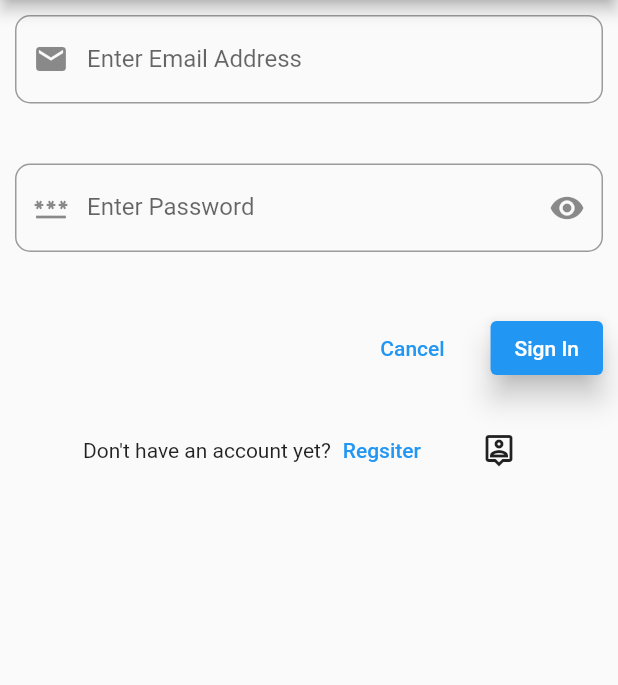
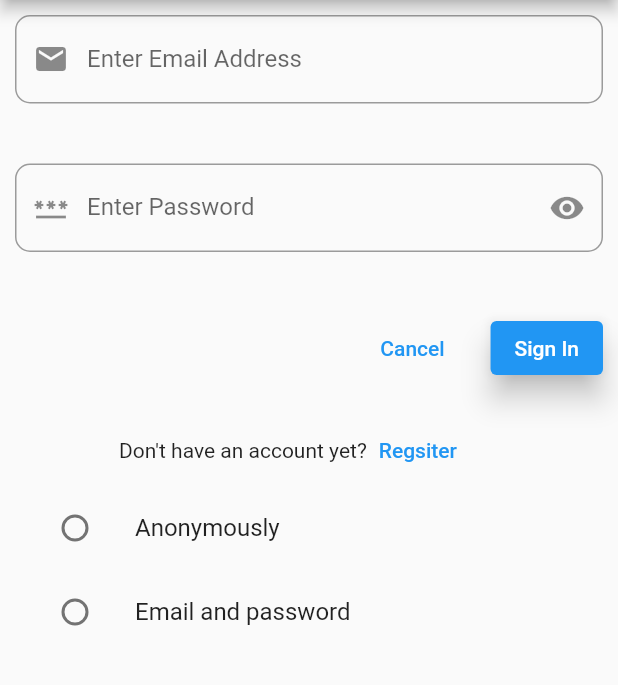
Before and after one commit to midnightRanger/dart_firebase, a Flutter app: the screen it shows after launch, on a phone screen of 412 x 824 dp, the part 84-769 px from its top. Run offline on Flutter 3.47's test engine with Material 2 defaults, Android fonts, the phone set to English and light mode, and no system bars; our stand-ins replace firebase_auth, firebase_core; accounts and stored records are empty.

Commit message:
select auth type

```diff
--- a/flutter_firebase/lib/main.dart
+++ b/flutter_firebase/lib/main.dart
@@ -2,6 +2,7 @@ import 'package:firebase_auth/firebase_auth.dart';
 import 'package:firebase_core/firebase_core.dart';
 import 'package:flutter/material.dart';
 import 'package:flutter_firebase/firebase_options.dart';
+import 'package:flutter_firebase/utils/action_settings.dart';
 import 'package:flutter_firebase/utils/auth_type.dart';
 import 'package:flutter_firebase/utils/exception_codes.dart';
 import 'package:flutter_firebase/widget/dynamic_input_widget.dart';
@@ -122,6 +123,20 @@ class _MyHomePageState extends State<MyHomePage> {
                 : "Sorry, something went wrong";
           }
           break;
+
+        case AuthType.EmailSignLink:
+          {
+            message = "Non-null";
+
+            var emailAuth = emailController.text;
+            FirebaseAuth.instance
+                .sendSignInLinkToEmail(
+                    email: emailAuth, actionCodeSettings: getAcs.acs)
+                .catchError((onError) => message = "Что-то пошло не так..")
+                .then((value) => message = "Письмо отправлено на почту.");
+          }
+          break;
+
         default:
           {
             userCredential = await FirebaseAuth.instance
@@ -306,20 +321,44 @@ class _MyHomePageState extends State<MyHomePage> {
                               Text(registerAuthMode ? "Sign In" : "Regsiter"),
                         ),
                         SizedBox(width: 20),
-                        IconButton(
-                            onPressed: () {
-                              setState(() {
-                                _isAnonymous = !_isAnonymous;
-                                currentAuthType = _isAnonymous
-                                    ? AuthType.Anonymously
-                                    : AuthType.EmailAndPassword;
-                              });
-                            },
-                            icon: _isAnonymous
-                                ? Icon(Icons.location_history_rounded)
-                                : Icon(Icons.location_history_outlined))
+                        // IconButton(
+                        //     onPressed: () {
+                        //       setState(() {
+                        //         _isAnonymous = !_isAnonymous;
+                        //         currentAuthType = _isAnonymous
+                        //             ? AuthType.Anonymously
+                        //             : AuthType.EmailAndPassword;
+                        //       });
+                        //     },
+                        //     icon: _isAnonymous
+                        //         ? Icon(Icons.location_history_rounded)
+                        //         : Icon(Icons.location_history_outlined))
                       ],
-                    )
+                    ),
+
+                    ListTile(
+                      title: const Text('Anonymously'),
+                      leading: Radio<AuthType>(
+                        value: AuthType.Anonymously,
+                        groupValue: currentAuthType,
+                        onChanged: (AuthType? value) {
+                          setState(() {
+                            currentAuthType = value;
+                          });
+                        },
+                      ),
+                    ),
+                    ListTile(
+                        title: const Text('Email and password'),
+                        leading: Radio<AuthType>(
+                          value: AuthType.EmailAndPassword,
+                          groupValue: currentAuthType,
+                          onChanged: (AuthType? value) {
+                            setState(() {
+                              currentAuthType = value;
+                            });
+                          },
+                        )),
                   ]),
                 ))));
   }
--- /dev/null
+++ b/flutter_firebase/lib/utils/action_settings.dart
@@ -0,0 +1,20 @@
+ import 'package:firebase_auth/firebase_auth.dart';
+
+class getAcs {
+
+  static final ActionCodeSettings acs = ActionCodeSettings(
+    // URL you want to redirect back to. The domain (www.example.com) for this
+    // URL must be whitelisted in the Firebase Console.
+    url: 'http://localhost:58655/#/',
+    // This must be true
+    handleCodeInApp: true,
+    iOSBundleId: 'com.example.flutter_firebase',
+    androidPackageName: 'com.example.flutter_firebase',
+    // installIfNotAvailable
+    androidInstallApp: true,
+    // minimumVersion
+    androidMinimumVersion: '12');
+
+
+
+}
--- a/flutter_firebase/lib/utils/auth_type.dart
+++ b/flutter_firebase/lib/utils/auth_type.dart
@@ -1,4 +1,5 @@
 enum AuthType {
   EmailAndPassword,
-  Anonymously
+  Anonymously,
+  EmailSignLink
 }
```
